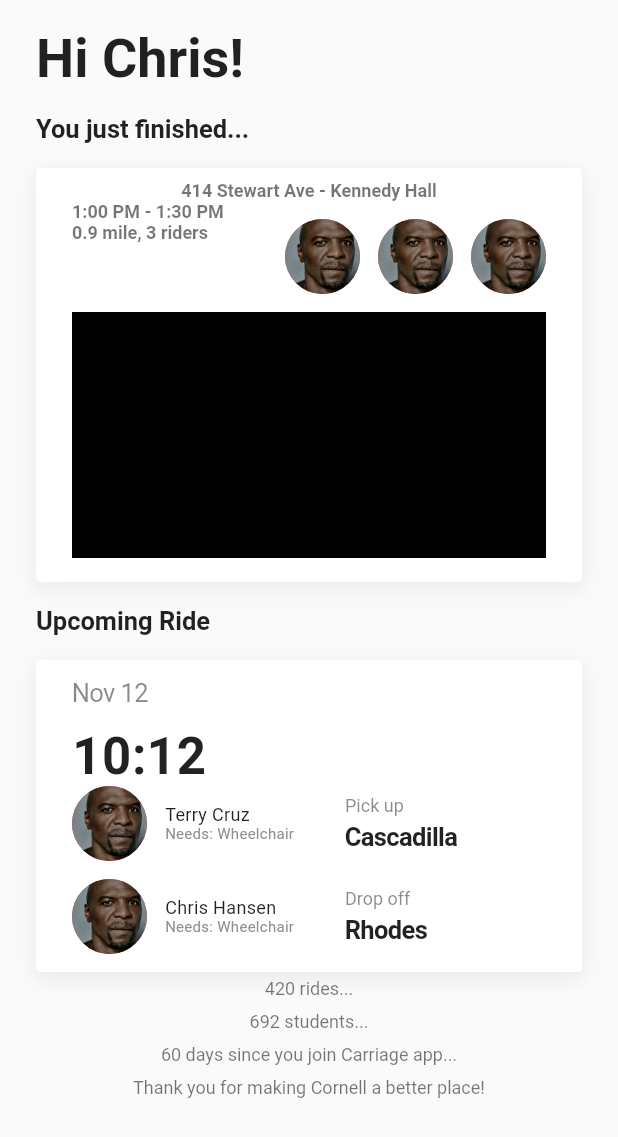
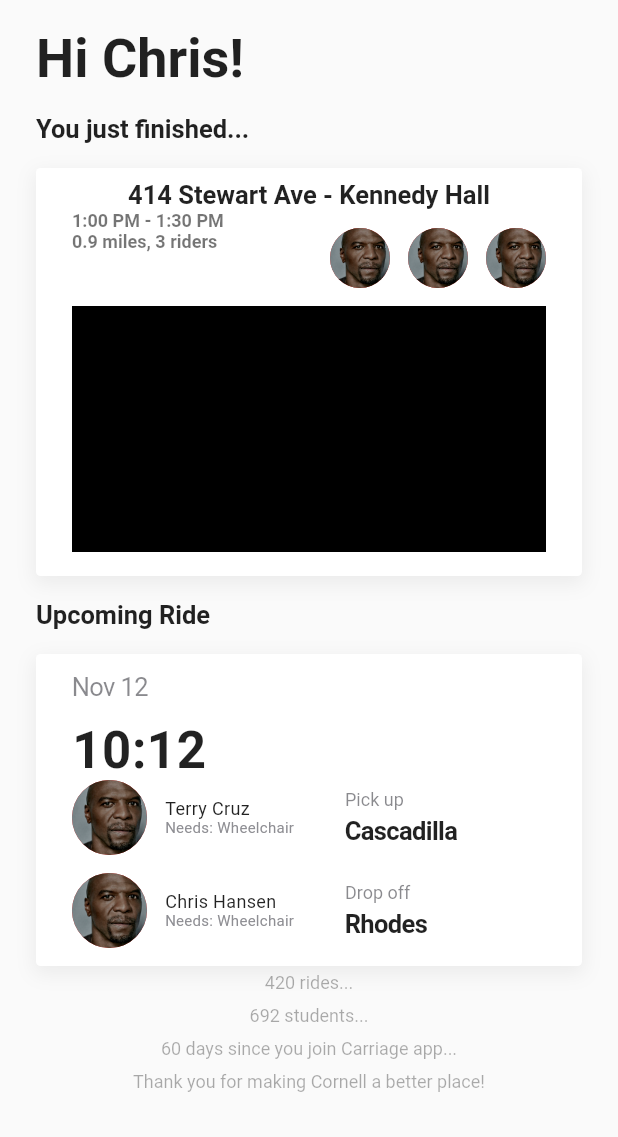
Before and after one commit to cornell-dti/carriage-driver, a Flutter app: the RideSummary screen opened directly, on a phone screen of 412 x 824 dp. Shown: the top 1137 px of the screen. Run offline on Flutter 3.47's test engine with Material 2 defaults, Android fonts, the phone set to English and light mode, and no system bars; our stand-ins replace google_sign_in; Roboto replaces fonts that are missing (SFPro).

Commit message:
add some formatting

```diff
--- a/lib/RideSummary.dart
+++ b/lib/RideSummary.dart
@@ -9,9 +9,10 @@ class StatText extends StatelessWidget {
   @override
   Widget build(BuildContext context) {
     return Padding(
-      padding: EdgeInsets.only(top: 4.0, bottom: 4.0),
-      child: Text('$text', style: Theme.of(context).textTheme.caption),
-    );
+        padding: EdgeInsets.only(top: 4.0, bottom: 4.0),
+        child: Opacity(
+            opacity: 0.6,
+            child: Text('$text', style: Theme.of(context).textTheme.caption)));
   }
 }
 
@@ -123,19 +124,20 @@ class _FinishedRideState extends State<FinishedRide> {
                 left: 24.0, right: 24.0, top: 8.0, bottom: 16.0),
             child: Column(children: <Widget>[
               Text("$_startDest - $_endDest",
-                  style: Theme.of(context).textTheme.display1),
+                  style: Theme.of(context).textTheme.subhead),
               Row(
                 crossAxisAlignment: CrossAxisAlignment.start,
                 children: <Widget>[
                   Expanded(
                     child: Column(
+                      mainAxisAlignment: MainAxisAlignment.center,
                       crossAxisAlignment: CrossAxisAlignment.start,
                       children: <Widget>[
-                        // TODO: need another package for this
+                        // TODO: need another package for actual datetime formatting, hardcoding text for now
                         Text("1:00 PM - 1:30 PM",
                             style: Theme.of(context).textTheme.display1),
                         Text(
-                            "$_distance mile, ${_riders.length} rider${_riders.length > 0 ? "s" : ""}",
+                            "$_distance mile${_distance != 1 ? "s" : ""}, ${_riders.length} rider${_riders.length > 0 ? "s" : ""}",
                             style: Theme.of(context).textTheme.display1)
                       ],
                     ),
@@ -147,7 +149,7 @@ class _FinishedRideState extends State<FinishedRide> {
                         runSpacing: 12,
                         children: List.generate(_riders.length, (int index) {
                           return CircleAvatar(
-                            radius: 25,
+                            radius: 20,
                             backgroundImage: AssetImage(_riders[index]),
                           );
                         }),
```
